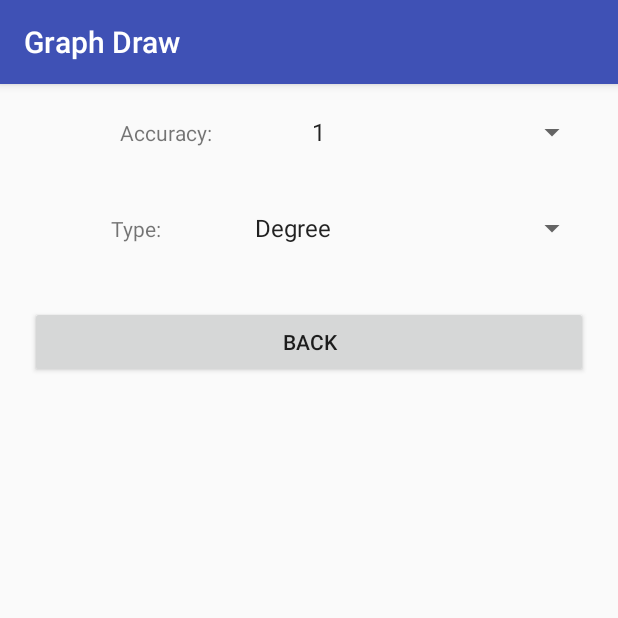
After one commit to RomanDanyliv/Mobile-app, an Android app: the ParserSettings screen opened directly, with no data from a screen before it, on a phone screen of 412 x 824 dp, the top half of it. The commit adds this screen. Run offline under Robolectric (Android 15) with nearby library versions, the phone set to English and light mode, and no system bars.

Commit message:
Add parser settings

```diff
--- a/app/build.gradle
+++ b/app/build.gradle
@@ -25,6 +25,7 @@
 
 
 
+
 dependencies {
     implementation fileTree(include: ['*.jar'], dir: 'libs')
     implementation 'com.android.support:appcompat-v7:26.1.0'
--- a/app/src/main/AndroidManifest.xml
+++ b/app/src/main/AndroidManifest.xml
@@ -28,6 +28,12 @@
                 <category android:name="android.intent.category.LAUNCHER" />
             </intent-filter>
         </activity>
+        <activity android:name=".ParserSettings">
+            <intent-filter>
+                <action android:name="Parser.Setting" />
+
+                <category android:name="android.intent.category.DEFAULT" />
+            </intent-filter></activity>
     </application>
 
 </manifest>
--- a/app/src/main/java/com/example/neyro/test2/MainActivity.java
+++ b/app/src/main/java/com/example/neyro/test2/MainActivity.java
@@ -177,6 +177,8 @@
 
         //noinspection SimplifiableIfStatement
         if (id == R.id.action_settings) {
+            Intent intent = new Intent("Parser.Setting");
+            startActivity(intent);
             return true;
         }
 
--- a/app/src/main/java/com/example/neyro/test2/Math_parser.java
+++ b/app/src/main/java/com/example/neyro/test2/Math_parser.java
@@ -11,6 +11,7 @@
     private static String[] Functions_array = {"ABS", "SQRT", "SQR", "EBP", "LN", "ARCSIN", "ARCCOS", "SIN", "COS", "ARCTAN", "COTAN", "TAN", "LG"};
     private static char[] Operations_array = {'^', '/', '*', '+', '-'};
     public static int Degrees_or_radian = 0;
+    public static int Accuracy=1;
 
   /*  public static void main(String[] args) {
         System.out.println("Print 'exit' to exit program");
--- /dev/null
+++ b/app/src/main/java/com/example/neyro/test2/ParserSettings.java
@@ -0,0 +1,56 @@
+package com.example.neyro.test2;
+
+import android.support.v7.app.AppCompatActivity;
+import android.os.Bundle;
+import android.view.View;
+import android.widget.AdapterView;
+import android.widget.ArrayAdapter;
+import android.widget.Spinner;
+
+public class ParserSettings extends AppCompatActivity {
+
+    @Override
+    protected void onCreate(Bundle savedInstanceState) {
+        super.onCreate(savedInstanceState);
+        setContentView(R.layout.activity_parser_settings);
+
+        Spinner spinner = (Spinner) findViewById(R.id.Accuracy);
+        ArrayAdapter<CharSequence> adapter = ArrayAdapter.createFromResource(this,
+                R.array.Accuracy, android.R.layout.simple_spinner_item);
+        adapter.setDropDownViewResource(android.R.layout.simple_spinner_dropdown_item);
+        spinner.setAdapter(adapter);
+
+        AdapterView.OnItemSelectedListener spinerListener = new AdapterView.OnItemSelectedListener() {
+            @Override
+            public void onItemSelected(AdapterView<?> adapterView, View view, int i, long l) {
+                Math_parser.Accuracy = Integer.valueOf(getResources().getStringArray(R.array.Accuracy)[i]);
+            }
+
+            @Override
+            public void onNothingSelected(AdapterView<?> adapterView) {
+            }
+        };
+        spinner.setOnItemSelectedListener(spinerListener);
+
+        Spinner type = (Spinner) findViewById(R.id.Type);
+        ArrayAdapter<CharSequence> adapter2 = ArrayAdapter.createFromResource(this,
+                R.array.Type, android.R.layout.simple_spinner_item);
+        adapter2.setDropDownViewResource(android.R.layout.simple_spinner_dropdown_item);
+        type.setAdapter(adapter2);
+
+        AdapterView.OnItemSelectedListener spinerListener2 = new AdapterView.OnItemSelectedListener() {
+            @Override
+            public void onItemSelected(AdapterView<?> adapterView, View view, int i, long l) {
+                Math_parser.Accuracy = Integer.valueOf(getResources().getStringArray(R.array.Accuracy)[i]);
+                if (i==0)
+                    Math_parser.Degrees_or_radian=1;
+                else Math_parser.Degrees_or_radian=0;
+            }
+
+            @Override
+            public void onNothingSelected(AdapterView<?> adapterView) {
+            }
+        };
+        type.setOnItemSelectedListener(spinerListener2);
+    }
+}
--- /dev/null
+++ b/app/src/main/res/layout/activity_parser_settings.xml
@@ -0,0 +1,64 @@
+<?xml version="1.0" encoding="utf-8"?>
+<LinearLayout xmlns:android="http://schemas.android.com/apk/res/android"
+    xmlns:app="http://schemas.android.com/apk/res-auto"
+    xmlns:tools="http://schemas.android.com/tools"
+    android:layout_width="match_parent"
+    android:layout_height="match_parent"
+    tools:context="com.example.neyro.test2.ParserSettings"
+    android:orientation="vertical">
+
+    <LinearLayout
+        android:layout_width="match_parent"
+        android:layout_height="wrap_content"
+        android:layout_margin="20dp">
+
+        <TextView
+            android:layout_width="wrap_content"
+            android:layout_height="wrap_content"
+            android:layout_weight="1"
+            android:text="Accuracy:"
+            android:textAlignment="center" />
+
+        <Spinner
+            android:id="@+id/Accuracy"
+            android:layout_width="wrap_content"
+            android:layout_height="wrap_content"
+            android:layout_weight="1"/>
+    </LinearLayout>
+
+    <LinearLayout
+        android:layout_width="match_parent"
+        android:layout_height="wrap_content"
+        android:layout_margin="20dp">
+
+        <TextView
+            android:layout_width="wrap_content"
+            android:layout_height="wrap_content"
+            android:layout_weight="1"
+            android:text="Type:"
+            android:textAlignment="center" />
+
+        <Spinner
+            android:id="@+id/Type"
+            android:layout_width="wrap_content"
+            android:layout_height="wrap_content"
+            android:layout_weight="1"/>
+    </LinearLayout>
+
+    <LinearLayout
+        android:layout_width="match_parent"
+        android:layout_height="wrap_content"
+        android:orientation="horizontal"
+        android:layout_margin="20dp"
+        android:gravity="center">
+
+        <Button
+            android:id="@+id/Back"
+            android:layout_width="wrap_content"
+            android:layout_height="wrap_content"
+            android:layout_weight="1"
+            android:text="Back"
+            android:textAlignment="center" />
+    </LinearLayout>
+
+</LinearLayout>
--- a/app/src/main/res/values/strings.xml
+++ b/app/src/main/res/values/strings.xml
@@ -79,4 +79,18 @@
 
     <string name="navigation_drawer_open">Open navigation drawer</string>
     <string name="navigation_drawer_close">Close navigation drawer</string>
+
+    <string-array name="Accuracy">
+        <item>1</item>
+        <item>2</item>
+        <item>3</item>
+        <item>4</item>
+        <item>5</item>
+        <item>6</item>
+    </string-array>
+
+    <string-array name="Type">
+        <item>Degree</item>
+        <item>Radians</item>
+    </string-array>
 </resources>
```
